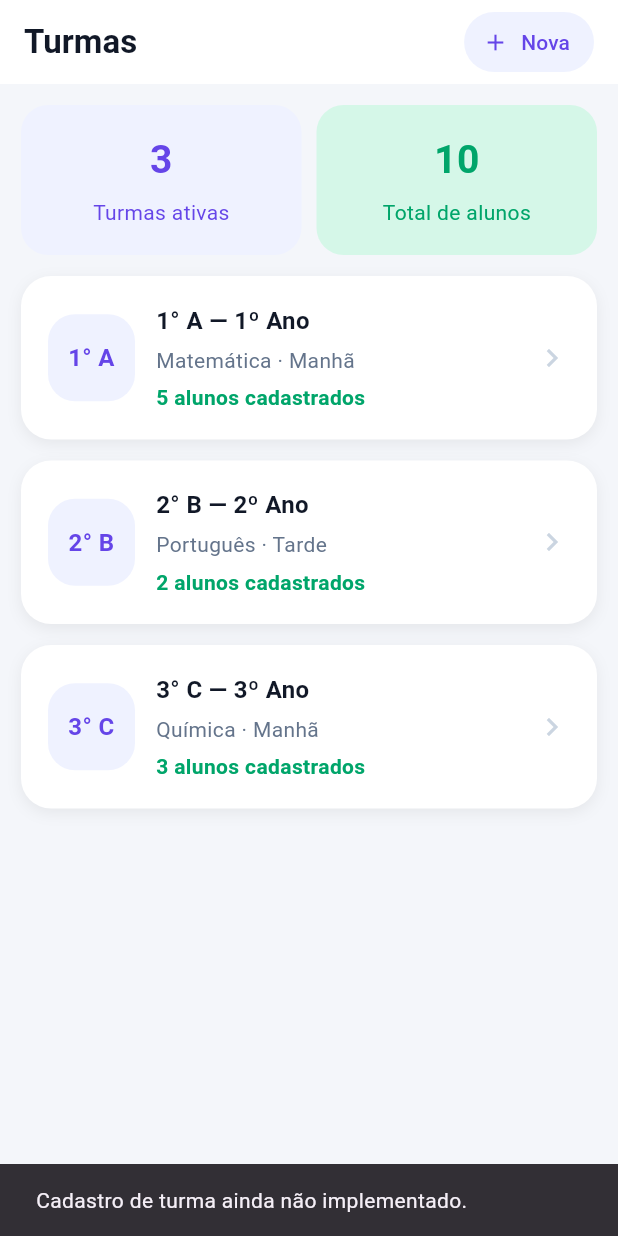
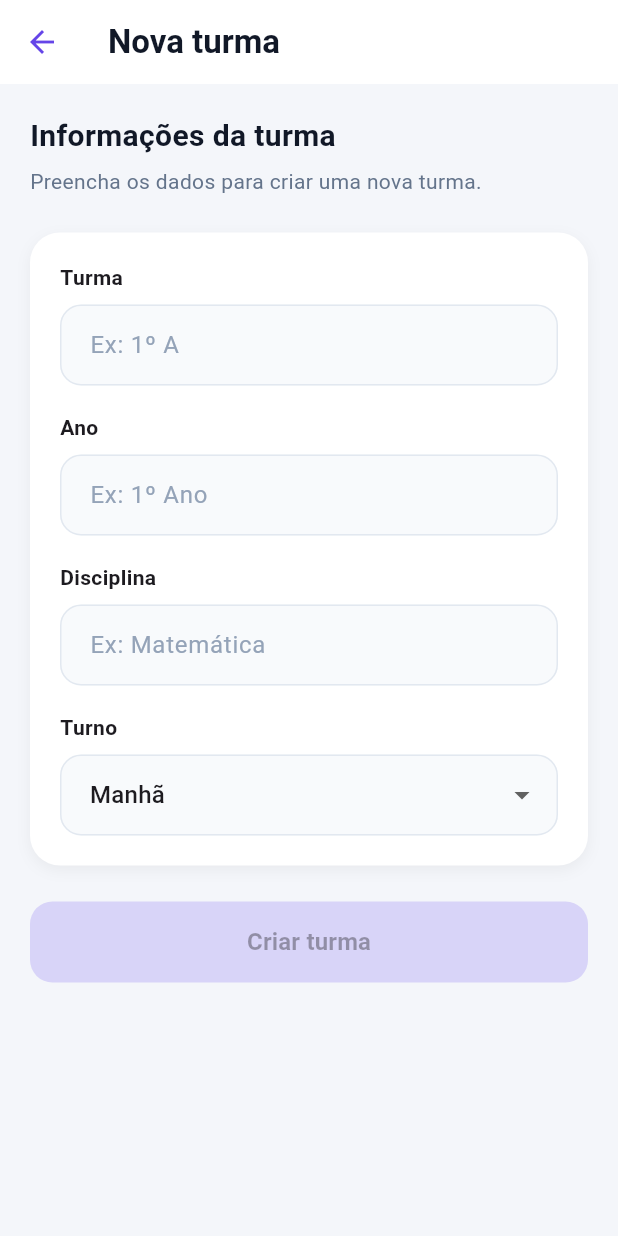
Before and after one commit to JoaoVitorWinter/prova_certa, a Flutter app: the TurmasScreen screen opened directly, after a tap on "Nova", on a phone screen of 412 x 824 dp. Run offline on Flutter 3.47's test engine with Material 3 defaults, Android fonts, the phone set to English and light mode, and no system bars; our stand-ins replace file_picker.

Commit message:
Implementado adicionar nova turma

```diff
--- /dev/null
+++ b/lib/screens/nova_turma_screen.dart
@@ -0,0 +1,285 @@
+import 'package:flutter/material.dart';
+
+class NovaTurmaScreen extends StatefulWidget {
+  const NovaTurmaScreen({super.key});
+
+  @override
+  State<NovaTurmaScreen> createState() => _NovaTurmaScreenState();
+}
+
+class _NovaTurmaScreenState extends State<NovaTurmaScreen> {
+  String nome = '';
+  String ano = '';
+  String disciplina = '';
+  String periodo = 'Manhã';
+
+  bool get formularioPreenchido {
+    return nome.isNotEmpty &&
+        ano.isNotEmpty &&
+        disciplina.isNotEmpty;
+  }
+
+  void criarTurma() {
+    if (!formularioPreenchido) {
+      return;
+    }
+
+    Navigator.pop(context, true);
+  }
+
+  @override
+  Widget build(BuildContext context) {
+    return Scaffold(
+      backgroundColor: const Color(0xFFF4F6FA),
+
+      appBar: AppBar(
+        backgroundColor: Colors.white,
+        elevation: 0,
+
+        iconTheme: const IconThemeData(
+          color: Color(0xFF6545E8),
+        ),
+
+        title: const Text(
+          'Nova turma',
+          style: TextStyle(
+            color: Color(0xFF111827),
+            fontWeight: FontWeight.bold,
+          ),
+        ),
+      ),
+
+      body: ListView(
+        padding: const EdgeInsets.all(20),
+
+        children: [
+          const Text(
+            'Informações da turma',
+            style: TextStyle(
+              fontSize: 20,
+              fontWeight: FontWeight.bold,
+              color: Color(0xFF111827),
+            ),
+          ),
+
+          const SizedBox(height: 6),
+
+          const Text(
+            'Preencha os dados para criar uma nova turma.',
+            style: TextStyle(
+              color: Color(0xFF64748B),
+            ),
+          ),
+
+          const SizedBox(height: 24),
+
+          Container(
+            padding: const EdgeInsets.all(20),
+
+            decoration: BoxDecoration(
+              color: Colors.white,
+              borderRadius: BorderRadius.circular(20),
+
+              boxShadow: const [
+                BoxShadow(
+                  color: Color(0x0D000000),
+                  blurRadius: 8,
+                  offset: Offset(0, 3),
+                ),
+              ],
+            ),
+
+            child: Column(
+              crossAxisAlignment: CrossAxisAlignment.start,
+
+              children: [
+                const Text(
+                  'Turma',
+                  style: TextStyle(
+                    fontWeight: FontWeight.w600,
+                  ),
+                ),
+
+                const SizedBox(height: 8),
+
+                TextField(
+                  decoration: campoDecoration(
+                    'Ex: 1º A',
+                  ),
+
+                  onChanged: (valor) {
+                    setState(() {
+                      nome = valor.trim();
+                    });
+                  },
+                ),
+
+                const SizedBox(height: 18),
+
+                const Text(
+                  'Ano',
+                  style: TextStyle(
+                    fontWeight: FontWeight.w600,
+                  ),
+                ),
+
+                const SizedBox(height: 8),
+
+                TextField(
+                  decoration: campoDecoration(
+                    'Ex: 1º Ano',
+                  ),
+
+                  onChanged: (valor) {
+                    setState(() {
+                      ano = valor.trim();
+                    });
+                  },
+                ),
+
+                const SizedBox(height: 18),
+
+                const Text(
+                  'Disciplina',
+                  style: TextStyle(
+                    fontWeight: FontWeight.w600,
+                  ),
+                ),
+
+                const SizedBox(height: 8),
+
+                TextField(
+                  decoration: campoDecoration(
+                    'Ex: Matemática',
+                  ),
+
+                  onChanged: (valor) {
+                    setState(() {
+                      disciplina = valor.trim();
+                    });
+                  },
+                ),
+
+                const SizedBox(height: 18),
+
+                const Text(
+                  'Turno',
+                  style: TextStyle(
+                    fontWeight: FontWeight.w600,
+                  ),
+                ),
+
+                const SizedBox(height: 8),
+
+                DropdownButtonFormField<String>(
+                  value: periodo,
+
+                  decoration: campoDecoration(null),
+
+                  items: const [
+                    DropdownMenuItem(
+                      value: 'Manhã',
+                      child: Text('Manhã'),
+                    ),
+                    DropdownMenuItem(
+                      value: 'Tarde',
+                      child: Text('Tarde'),
+                    ),
+                    DropdownMenuItem(
+                      value: 'Noite',
+                      child: Text('Noite'),
+                    ),
+                  ],
+
+                  onChanged: (valor) {
+                    if (valor == null) {
+                      return;
+                    }
+
+                    setState(() {
+                      periodo = valor;
+                    });
+                  },
+                ),
+              ],
+            ),
+          ),
+
+          const SizedBox(height: 24),
+
+          SizedBox(
+            height: 54,
+
+            child: ElevatedButton(
+              onPressed:
+                  formularioPreenchido ? criarTurma : null,
+
+              style: ElevatedButton.styleFrom(
+                backgroundColor:
+                    const Color(0xFF6545E8),
+
+                foregroundColor: Colors.white,
+
+                disabledBackgroundColor:
+                    const Color(0xFFD8D4F8),
+
+                shape: RoundedRectangleBorder(
+                  borderRadius:
+                      BorderRadius.circular(15),
+                ),
+              ),
+
+              child: const Text(
+                'Criar turma',
+                style: TextStyle(
+                  fontSize: 16,
+                  fontWeight: FontWeight.bold,
+                ),
+              ),
+            ),
+          ),
+        ],
+      ),
+    );
+  }
+
+  InputDecoration campoDecoration(String? hint) {
+    return InputDecoration(
+      hintText: hint,
+
+      hintStyle: const TextStyle(
+        color: Color(0xFF94A3B8),
+      ),
+
+      filled: true,
+      fillColor: const Color(0xFFF8FAFC),
+
+      contentPadding: const EdgeInsets.symmetric(
+        horizontal: 16,
+        vertical: 15,
+      ),
+
+      border: OutlineInputBorder(
+        borderRadius: BorderRadius.circular(14),
+        borderSide: const BorderSide(
+          color: Color(0xFFE2E8F0),
+        ),
+      ),
+
+      enabledBorder: OutlineInputBorder(
+        borderRadius: BorderRadius.circular(14),
+        borderSide: const BorderSide(
+          color: Color(0xFFE2E8F0),
+        ),
+      ),
+
+      focusedBorder: OutlineInputBorder(
+        borderRadius: BorderRadius.circular(14),
+        borderSide: const BorderSide(
+          color: Color(0xFF6545E8),
+          width: 1.5,
+        ),
+      ),
+    );
+  }
+}
--- a/lib/screens/turmas_screen.dart
+++ b/lib/screens/turmas_screen.dart
@@ -2,6 +2,7 @@ import 'package:flutter/material.dart';
 
 import '../mocks/turmas_mock.dart';
 import 'turma_detalhes_screen.dart';
+import 'nova_turma_screen.dart';
 
 class TurmasScreen extends StatelessWidget {
   const TurmasScreen({super.key});
@@ -15,12 +16,10 @@ class TurmasScreen extends StatelessWidget {
 
     return Scaffold(
       backgroundColor: const Color(0xFFF4F6FA),
-
       appBar: AppBar(
         automaticallyImplyLeading: false,
         backgroundColor: Colors.white,
         elevation: 0,
-
         title: const Text(
           'Turmas',
           style: TextStyle(
@@ -33,14 +32,24 @@ class TurmasScreen extends StatelessWidget {
           Padding(
             padding: const EdgeInsets.only(right: 16),
             child: TextButton.icon(
-              onPressed: () {
-                ScaffoldMessenger.of(context).showSnackBar(
-                  const SnackBar(
-                    content: Text(
-                      'Cadastro de turma ainda não implementado.',
-                    ),
+              onPressed: () async {
+                final criada = await Navigator.push<bool>(
+                  context,
+                  MaterialPageRoute(
+                    builder: (context) =>
+                        const NovaTurmaScreen(),
                   ),
                 );
+
+                if (criada == true && context.mounted) {
+                  ScaffoldMessenger.of(context).showSnackBar(
+                    const SnackBar(
+                      content: Text(
+                        'Turma criada com sucesso.',
+                      ),
+                    ),
+                  );
+                }
               },
               icon: const Icon(Icons.add),
               label: const Text('Nova'),
@@ -129,9 +138,7 @@ class TurmasScreen extends StatelessWidget {
                             Container(
                               width: 58,
                               height: 58,
-
                               alignment: Alignment.center,
-
                               decoration: BoxDecoration(
                                 color: const Color(0xFFEFF2FF),
                                 borderRadius: BorderRadius.circular(18),
```
